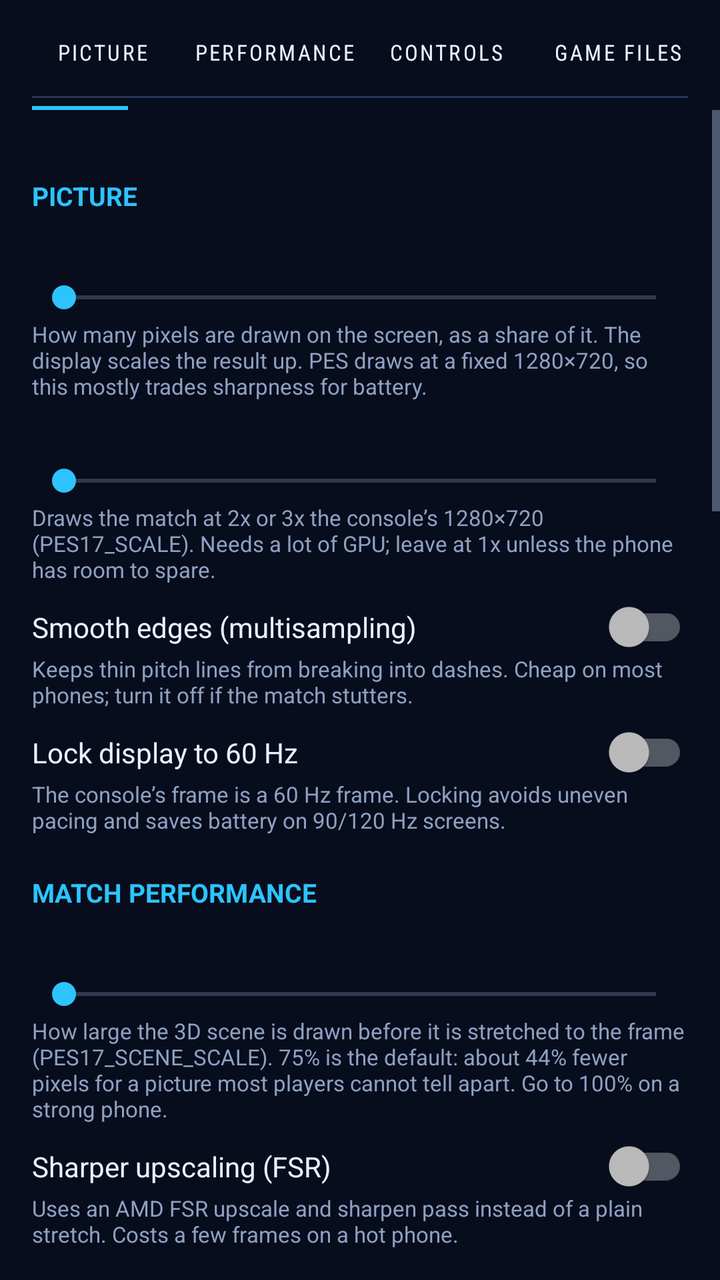
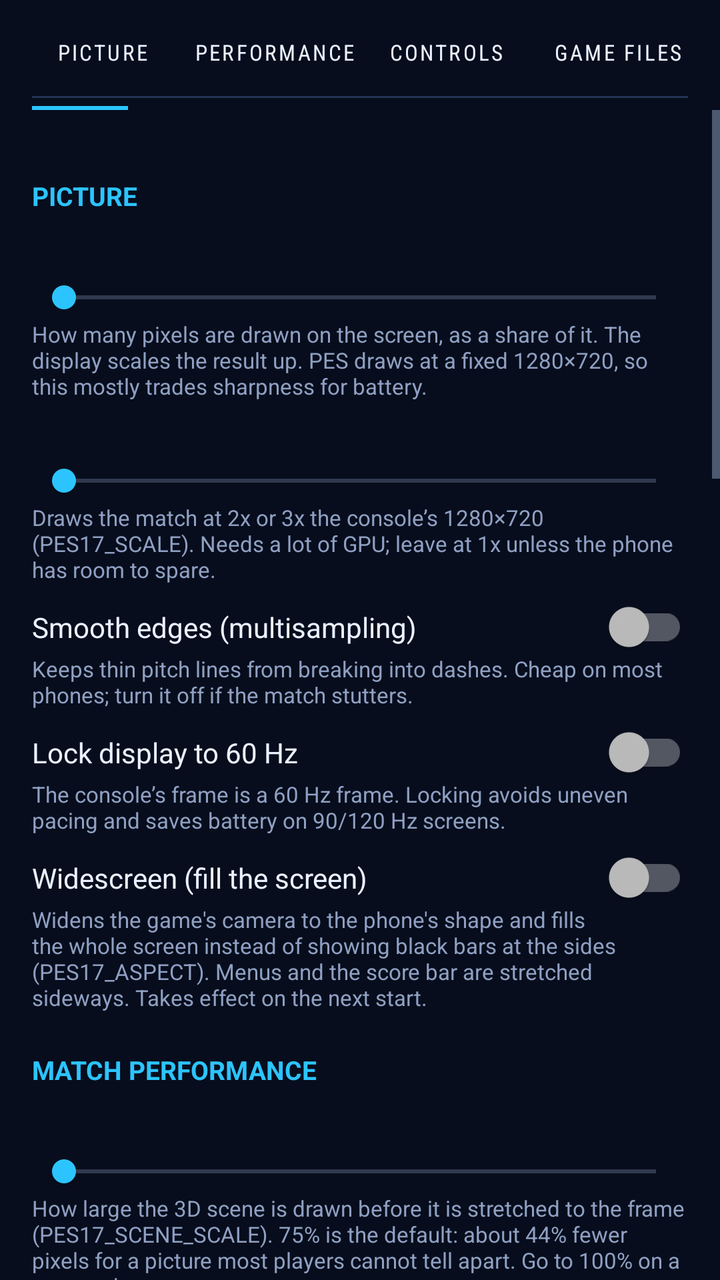

An Android layout rendered at two revisions. The XML below is the earlier revision; the diff shows what the commit changed to produce the second picture.
<!-- AndroidManifest.xml: application theme Theme.PES17 -->
<!-- res/layout/activity_settings.xml -->
<?xml version="1.0" encoding="utf-8"?>
<LinearLayout xmlns:android="http://schemas.android.com/apk/res/android"
    android:layout_width="match_parent"
    android:layout_height="match_parent"
    android:background="#070D1C"
    android:orientation="vertical">

    <LinearLayout
        android:id="@+id/tab_bar"
        android:layout_width="match_parent"
        android:layout_height="wrap_content"
        android:orientation="horizontal"
        android:paddingStart="8dp"
        android:paddingEnd="8dp"
        android:paddingTop="8dp">

        <Button
            android:id="@+id/tab_picture"
            style="@style/TabEntry"
            android:text="@string/tab_picture" />

        <Button
            android:id="@+id/tab_port"
            style="@style/TabEntry"
            android:text="@string/tab_port" />

        <Button
            android:id="@+id/tab_controls"
            style="@style/TabEntry"
            android:text="@string/tab_controls" />

        <Button
            android:id="@+id/tab_files"
            style="@style/TabEntry"
            android:text="@string/tab_files" />

    </LinearLayout>

    <View
        android:layout_width="match_parent"
        android:layout_height="1dp"
        android:layout_marginStart="16dp"
        android:layout_marginEnd="16dp"
        android:layout_marginTop="4dp"
        android:background="#243457" />

    <View
        android:layout_width="48dp"
        android:layout_height="2dp"
        android:layout_marginStart="16dp"
        android:layout_marginTop="4dp"
        android:background="#2CC4FF" />

    <ScrollView
        android:layout_width="match_parent"
        android:layout_height="0dp"
        android:layout_weight="1">

        <LinearLayout
            android:layout_width="match_parent"
            android:layout_height="wrap_content"
            android:orientation="vertical"
            android:padding="16dp">

            <LinearLayout
                android:id="@+id/page_picture"
                android:layout_width="match_parent"
                android:layout_height="wrap_content"
                android:orientation="vertical">

                <TextView
                    style="@style/SectionHeading"
                    android:layout_width="match_parent"
                    android:layout_height="wrap_content"
                    android:text="@string/section_picture" />

                <TextView
                    android:id="@+id/resolution_label"
                    style="@style/SettingLabel"
                    android:layout_width="match_parent"
                    android:layout_height="wrap_content" />

                <SeekBar
                    android:id="@+id/resolution"
                    android:layout_width="match_parent"
                    android:layout_height="wrap_content" />

                <TextView
                    style="@style/SettingHint"
                    android:layout_width="match_parent"
                    android:layout_height="wrap_content"
                    android:text="@string/resolution_hint" />

                <TextView
                    android:id="@+id/render_scale_label"
                    style="@style/SettingLabel"
                    android:layout_width="match_parent"
                    android:layout_height="wrap_content" />

                <SeekBar
                    android:id="@+id/render_scale"
                    android:layout_width="match_parent"
                    android:layout_height="wrap_content" />

                <TextView
                    style="@style/SettingHint"
                    android:layout_width="match_parent"
                    android:layout_height="wrap_content"
                    android:text="@string/render_scale_hint" />

                <androidx.appcompat.widget.SwitchCompat
                    android:id="@+id/msaa"
                    style="@style/SettingSwitch"
                    android:layout_width="match_parent"
                    android:layout_height="wrap_content"
                    android:text="@string/msaa" />

                <TextView
                    style="@style/SettingHint"
                    android:layout_width="match_parent"
                    android:layout_height="wrap_content"
                    android:text="@string/msaa_hint" />

                <androidx.appcompat.widget.SwitchCompat
                    android:id="@+id/prefer60"
                    style="@style/SettingSwitch"
                    android:layout_width="match_parent"
                    android:layout_height="wrap_content"
                    android:text="@string/prefer_60" />

                <TextView
                    style="@style/SettingHint"
                    android:layout_width="match_parent"
                    android:layout_height="wrap_content"
                    android:text="@string/prefer_60_hint" />

            </LinearLayout>

            <LinearLayout
                android:id="@+id/page_port"
                android:layout_width="match_parent"
                android:layout_height="wrap_content"
                android:orientation="vertical">

                <TextView
                    style="@style/SectionHeading"
                    android:layout_width="match_parent"
                    android:layout_height="wrap_content"
                    android:text="@string/section_port" />

                <TextView
                    android:id="@+id/scene_scale_label"
                    style="@style/SettingLabel"
                    android:layout_width="match_parent"
                    android:layout_height="wrap_content" />

                <SeekBar
                    android:id="@+id/scene_scale"
                    android:layout_width="match_parent"
                    android:layout_height="wrap_content" />

                <TextView
                    style="@style/SettingHint"
                    android:layout_width="match_parent"
                    android:layout_height="wrap_content"
                    android:text="@string/scene_scale_hint" />

                <androidx.appcompat.widget.SwitchCompat
                    android:id="@+id/fsr"
                    style="@style/SettingSwitch"
                    android:layout_width="match_parent"
                    android:layout_height="wrap_content"
                    android:text="@string/fsr" />

                <TextView
                    style="@style/SettingHint"
                    android:layout_width="match_parent"
                    android:layout_height="wrap_content"
                    android:text="@string/fsr_hint" />

                <TextView
                    android:id="@+id/fsr_sharp_label"
                    style="@style/SettingLabel"
                    android:layout_width="match_parent"
                    android:layout_height="wrap_content" />

                <SeekBar
                    android:id="@+id/fsr_sharp"
                    android:layout_width="match_parent"
                    android:layout_height="wrap_content" />

                <androidx.appcompat.widget.SwitchCompat
                    android:id="@+id/cap30"
                    style="@style/SettingSwitch"
                    android:layout_width="match_parent"
                    android:layout_height="wrap_content"
                    android:text="@string/cap30" />

                <TextView
                    style="@style/SettingHint"
                    android:layout_width="match_parent"
                    android:layout_height="wrap_content"
                    android:text="@string/cap30_hint" />

                <androidx.appcompat.widget.SwitchCompat
                    android:id="@+id/low_memory"
                    style="@style/SettingSwitch"
                    android:layout_width="match_parent"
                    android:layout_height="wrap_content"
                    android:text="@string/low_memory" />

                <TextView
                    style="@style/SettingHint"
                    android:layout_width="match_parent"
                    android:layout_height="wrap_content"
                    android:text="@string/low_memory_hint" />

                <TextView
                    android:id="@+id/texture_label"
                    style="@style/SettingLabel"
                    android:layout_width="match_parent"
                    android:layout_height="wrap_content" />

                <SeekBar
                    android:id="@+id/texture_budget"
                    android:layout_width="match_parent"
                    android:layout_height="wrap_content" />

                <TextView
                    style="@style/SettingHint"
                    android:layout_width="match_parent"
                    android:layout_height="wrap_content"
                    android:text="@string/texture_hint" />

                <androidx.appcompat.widget.SwitchCompat
                    android:id="@+id/prewarm_all"
                    style="@style/SettingSwitch"
                    android:layout_width="match_parent"
                    android:layout_height="wrap_content"
                    android:text="@string/prewarm_all" />

                <TextView
                    style="@style/SettingHint"
                    android:layout_width="match_parent"
                    android:layout_height="wrap_content"
                    android:text="@string/prewarm_all_hint" />

                <androidx.appcompat.widget.SwitchCompat
                    android:id="@+id/stats"
                    style="@style/SettingSwitch"
                    android:layout_width="match_parent"
                    android:layout_height="wrap_content"
                    android:text="@string/show_stats" />

            </LinearLayout>

            <LinearLayout
                android:id="@+id/page_controls"
                android:layout_width="match_parent"
                android:layout_height="wrap_content"
                android:orientation="vertical">

                <TextView
                    style="@style/SectionHeading"
                    android:layout_width="match_parent"
                    android:layout_height="wrap_content"
                    android:text="@string/section_sound" />

                <androidx.appcompat.widget.SwitchCompat
                    android:id="@+id/audio"
                    style="@style/SettingSwitch"
                    android:layout_width="match_parent"
                    android:layout_height="wrap_content"
                    android:text="@string/audio_on" />

                <TextView
                    style="@style/SectionHeading"
                    android:layout_width="match_parent"
                    android:layout_height="wrap_content"
                    android:text="@string/section_controls" />

                <androidx.appcompat.widget.SwitchCompat
                    android:id="@+id/touch"
                    style="@style/SettingSwitch"
                    android:layout_width="match_parent"
                    android:layout_height="wrap_content"
                    android:text="@string/touch_controls" />

                <androidx.appcompat.widget.SwitchCompat
                    android:id="@+id/gamepad"
                    style="@style/SettingSwitch"
                    android:layout_width="match_parent"
                    android:layout_height="wrap_content"
                    android:text="@string/use_gamepad" />

                <TextView
                    style="@style/SettingHint"
                    android:layout_width="match_parent"
                    android:layout_height="wrap_content"
                    android:text="@string/gamepad_hint" />

                <androidx.appcompat.widget.SwitchCompat
                    android:id="@+id/vibration"
                    style="@style/SettingSwitch"
                    android:layout_width="match_parent"
                    android:layout_height="wrap_content"
                    android:text="@string/vibration" />

                <TextView
                    style="@style/SettingHint"
                    android:layout_width="match_parent"
                    android:layout_height="wrap_content"
                    android:text="@string/edit_controls_where" />

            </LinearLayout>

            <LinearLayout
                android:id="@+id/page_files"
                android:layout_width="match_parent"
                android:layout_height="wrap_content"
                android:orientation="vertical">

                <TextView
                    style="@style/SectionHeading"
                    android:layout_width="match_parent"
                    android:layout_height="wrap_content"
                    android:text="@string/section_files" />

                <TextView
                    android:id="@+id/paths"
                    style="@style/SettingHint"
                    android:layout_width="match_parent"
                    android:layout_height="wrap_content"
                    android:textColor="#D6E2FF"
                    android:textSize="12sp" />

                <TextView
                    android:id="@+id/storage_access"
                    style="@style/SettingHint"
                    android:layout_width="match_parent"
                    android:layout_height="wrap_content"
                    android:textColor="#D6E2FF"
                    android:textSize="12sp" />

                <Button
                    android:id="@+id/grant_storage"
                    android:layout_width="match_parent"
                    android:layout_height="wrap_content"
                    android:layout_marginTop="6dp"
                    android:text="@string/allow_storage" />

                <Button
                    android:id="@+id/change_folder"
                    android:layout_width="match_parent"
                    android:layout_height="wrap_content"
                    android:layout_marginTop="6dp"
                    android:text="@string/entry_select_folder" />

                <Button
                    android:id="@+id/forget"
                    android:layout_width="match_parent"
                    android:layout_height="wrap_content"
                    android:layout_marginTop="6dp"
                    android:text="@string/forget_install" />

                <TextView
                    style="@style/SettingHint"
                    android:layout_width="match_parent"
                    android:layout_height="wrap_content"
                    android:text="@string/forget_explained" />

                <TextView
                    style="@style/SectionHeading"
                    android:layout_width="match_parent"
                    android:layout_height="wrap_content"
                    android:text="@string/section_storage" />

                <TextView
                    android:id="@+id/storage"
                    style="@style/SettingHint"
                    android:layout_width="match_parent"
                    android:layout_height="wrap_content"
                    android:textColor="#D6E2FF"
                    android:textSize="12sp" />

                <Button
                    android:id="@+id/clear_shaders"
                    android:layout_width="match_parent"
                    android:layout_height="wrap_content"
                    android:layout_marginTop="6dp"
                    android:text="@string/clear_shaders" />

                <Button
                    android:id="@+id/clear_logs"
                    android:layout_width="match_parent"
                    android:layout_height="wrap_content"
                    android:layout_marginTop="6dp"
                    android:text="@string/clear_logs" />

            </LinearLayout>

        </LinearLayout>
    </ScrollView>
</LinearLayout>
<!-- resources referenced by this layout -->
<resources>
  <string name="allow_storage">Allow storage access</string>
  <string name="audio_on">Sound</string>
  <string name="cap30">Cap at 30 FPS (battery saver)</string>
  <string name="cap30_hint">Takes the match off the 60 Hz pacing and limits it to 30 frames a second (PES17_FPS_LIMIT). Cooler and longer-lasting, at the cost of smoothness.</string>
  <string name="clear_logs">Clear logs</string>
  <string name="clear_shaders">Clear shader cache</string>
  <string name="edit_controls_where">The on-screen pad is edited in the match: pause and choose \u201cEdit controls\u201d.</string>
  <string name="entry_select_folder">SELECT GAME FOLDER</string>
  <string name="forget_install">Forget the game folder</string>
  <string name="fsr">Sharper upscaling (FSR)</string>
  <string name="fsr_hint">Uses an AMD FSR upscale and sharpen pass instead of a plain stretch. Costs a few frames on a hot phone.</string>
  <string name="gamepad_hint">Turn off to ignore controllers entirely. Some phones report an accessory as a gamepad with a stick that is not centred, which makes a player run on his own.</string>
  <string name="low_memory">Low-memory mode</string>
  <string name="low_memory_hint">Skips the large vertex shadow buffer (PES17_NO_SHADOW). Use it on 6 GB phones or less, or if the match is killed in the background.</string>
  <string name="msaa">Smooth edges (multisampling)</string>
  <string name="msaa_hint">Keeps thin pitch lines from breaking into dashes. Cheap on most phones; turn it off if the match stutters.</string>
  <string name="prefer_60">Lock display to 60 Hz</string>
  <string name="prefer_60_hint">The console\u2019s frame is a 60 Hz frame. Locking avoids uneven pacing and saves battery on 90/120 Hz screens.</string>
  <string name="prewarm_all">Compile all shaders at boot</string>
  <string name="prewarm_all_hint">Compiles every recorded pipeline before the title screen instead of during play. Boot takes minutes on a cold cache, but kick-off is free of shader stutter afterwards.</string>
  <string name="render_scale_hint">Draws the match at 2x or 3x the console\u2019s 1280\u00d7720 (PES17_SCALE). Needs a lot of GPU; leave at 1x unless the phone has room to spare.</string>
  <string name="resolution_hint">How many pixels are drawn on the screen, as a share of it. The display scales the result up. PES draws at a fixed 1280\u00d7720, so this mostly trades sharpness for battery.</string>
  <string name="section_controls">Controls</string>
  <string name="section_files">Game files</string>
  <string name="section_picture">Picture</string>
  <string name="section_port">Match performance</string>
  <string name="section_sound">Sound</string>
  <string name="section_storage">Storage</string>
  <string name="show_stats">Show frames per second</string>
  <string name="tab_controls">CONTROLS</string>
  <string name="tab_files">GAME FILES</string>
  <string name="tab_picture">PICTURE</string>
  <string name="tab_port">PERFORMANCE</string>
  <string name="texture_hint">How much the texture cache may hold before it lets go of what has not been drawn lately. Left alone, the runtime picks a figure from this phone\u2019s memory.</string>
  <string name="touch_controls">On-screen controls</string>
  <string name="use_gamepad">Use a physical controller</string>
  <string name="vibration">Vibration</string>
  <!-- unchanged entries left out for length: 8 -->
</resources>

<!-- the commit's change to res/layout/activity_settings.xml (unified diff, before → after) -->
@@ -134,6 +134,19 @@
                     android:layout_height="wrap_content"
                     android:text="@string/prefer_60_hint" />
 
+                <androidx.appcompat.widget.SwitchCompat
+                    android:id="@+id/widescreen"
+                    style="@style/SettingSwitch"
+                    android:layout_width="match_parent"
+                    android:layout_height="wrap_content"
+                    android:text="@string/widescreen" />
+
+                <TextView
+                    style="@style/SettingHint"
+                    android:layout_width="match_parent"
+                    android:layout_height="wrap_content"
+                    android:text="@string/widescreen_hint" />
+
             </LinearLayout>
 
             <LinearLayout
@@ -300,6 +313,19 @@
                     android:text="@string/gamepad_hint" />
 
                 <androidx.appcompat.widget.SwitchCompat
+                    android:id="@+id/gamepad_p2"
+                    style="@style/SettingSwitch"
+                    android:layout_width="match_parent"
+                    android:layout_height="wrap_content"
+                    android:text="@string/gamepad_p2" />
+
+                <TextView
+                    style="@style/SettingHint"
+                    android:layout_width="match_parent"
+                    android:layout_height="wrap_content"
+                    android:text="@string/gamepad_p2_hint" />
+
+                <androidx.appcompat.widget.SwitchCompat
                     android:id="@+id/vibration"
                     style="@style/SettingSwitch"
                     android:layout_width="match_parent"
<!-- resource entries referenced after the edit -->
@@ -12,6 +12,8 @@
   <string name="fsr">Sharper upscaling (FSR)</string>
   <string name="fsr_hint">Uses an AMD FSR upscale and sharpen pass instead of a plain stretch. Costs a few frames on a hot phone.</string>
   <string name="gamepad_hint">Turn off to ignore controllers entirely. Some phones report an accessory as a gamepad with a stick that is not centred, which makes a player run on his own.</string>
+  <string name="gamepad_p2">Physical controller is player 2 (testing)</string>
+  <string name="gamepad_p2_hint">Touch controls stay player 1; the first physical controller drives player 2. Takes effect when a match is started.</string>
   <string name="low_memory">Low-memory mode</string>
   <string name="low_memory_hint">Skips the large vertex shadow buffer (PES17_NO_SHADOW). Use it on 6 GB phones or less, or if the match is killed in the background.</string>
   <string name="msaa">Smooth edges (multisampling)</string>
@@ -37,6 +39,8 @@
   <string name="touch_controls">On-screen controls</string>
   <string name="use_gamepad">Use a physical controller</string>
   <string name="vibration">Vibration</string>
+  <string name="widescreen">Widescreen (fill the screen)</string>
+  <string name="widescreen_hint">Widens the game\'s camera to the phone\'s shape and fills the whole screen instead of showing black bars at the sides (PES17_ASPECT). Menus and the score bar are stretched sideways. Takes effect on the next start.</string>
   <!-- unchanged entries left out for length: 8 -->
 </resources>
 
